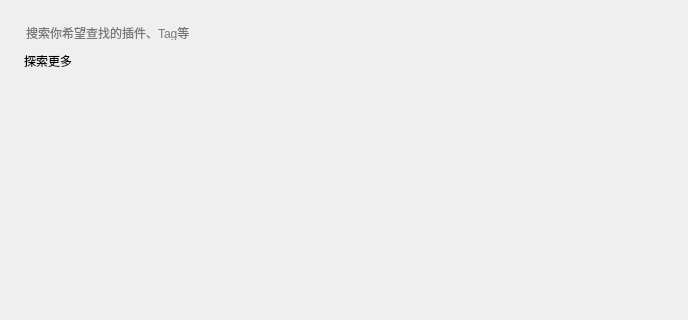
Old version of the form view/pp/search.ui in the repository Class-Widgets/Class-Widgets; both pictures show x 0 to 688 and y 0 to 320 of the 688 by 713 pixel window.
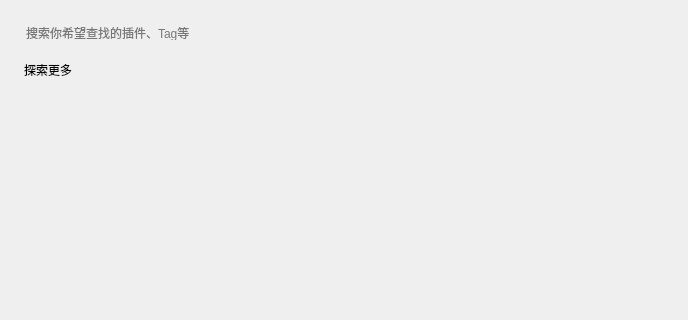
New version of the form. Custom widgets are drawn as their Qt base class.

Patch:
```diff
--- a/view/pp/search.ui
+++ b/view/pp/search.ui
@@ -85,7 +85,7 @@
            <property name="text">
             <string>探索更多</string>
            </property>
-          </widget>
+          <property name="wordWrap"><bool>true</bool></property></widget>
          </item>
          <item>
           <layout class="QGridLayout" name="tags_layout">
```
Left out of the diff: 6 changed lines with no effect on the pictures.
